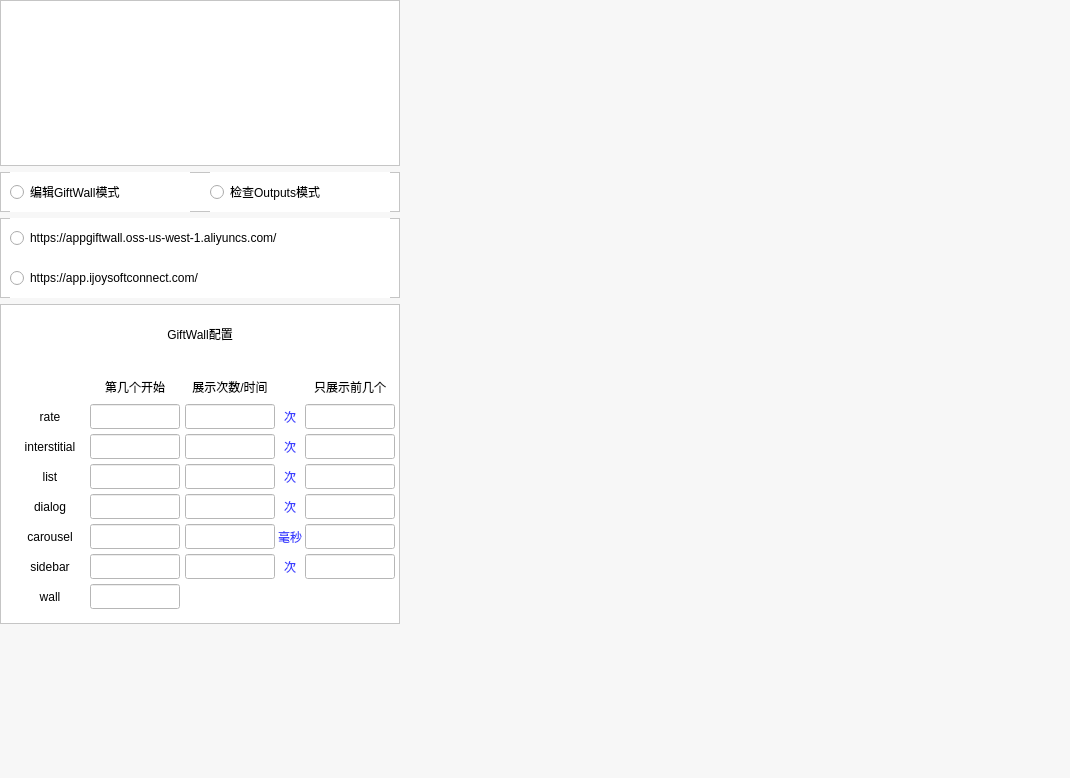
The window that app/edit_gift/gui/edit_gift_ui.ui (WanKaKa/IjsGiftWall) describes before a commit, drawn with Qt 5.
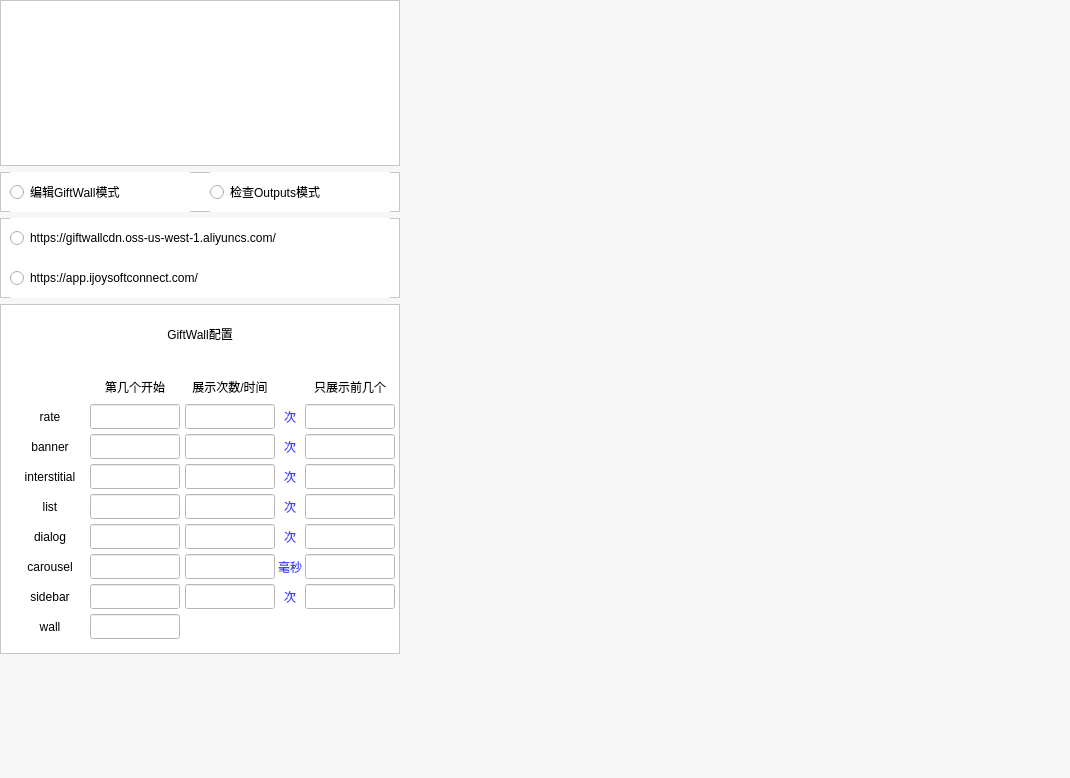
The same window after the commit.

```diff
--- a/app/edit_gift/gui/edit_gift_ui.ui
+++ b/app/edit_gift/gui/edit_gift_ui.ui
@@ -183,7 +183,7 @@
 color: rgb(0, 0, 0);</string>
           </property>
           <property name="text">
-           <string>https://appgiftwall.oss-us-west-1.aliyuncs.com/</string>
+           <string>https://giftwallcdn.oss-us-west-1.aliyuncs.com/</string>
           </property>
          </widget>
          <widget class="QRadioButton" name="server_url_2">
@@ -216,13 +216,13 @@
          <property name="minimumSize">
           <size>
            <width>400</width>
-           <height>320</height>
+           <height>350</height>
           </size>
          </property>
          <property name="maximumSize">
           <size>
            <width>400</width>
-           <height>320</height>
+           <height>350</height>
           </size>
          </property>
          <property name="styleSheet">
@@ -238,7 +238,7 @@
           <property name="geometry">
            <rect>
             <x>305</x>
-            <y>190</y>
+            <y>220</y>
             <width>90</width>
             <height>25</height>
            </rect>
@@ -256,7 +256,7 @@
           <property name="geometry">
            <rect>
             <x>275</x>
-            <y>160</y>
+            <y>190</y>
             <width>30</width>
             <height>25</height>
            </rect>
@@ -276,7 +276,7 @@
           <property name="geometry">
            <rect>
             <x>305</x>
-            <y>160</y>
+            <y>190</y>
             <width>90</width>
             <height>25</height>
            </rect>
@@ -294,7 +294,7 @@
           <property name="geometry">
            <rect>
             <x>275</x>
-            <y>130</y>
+            <y>160</y>
             <width>30</width>
             <height>25</height>
            </rect>
@@ -314,7 +314,7 @@
           <property name="geometry">
            <rect>
             <x>10</x>
-            <y>190</y>
+            <y>220</y>
             <width>80</width>
             <height>25</height>
            </rect>
@@ -334,7 +334,7 @@
           <property name="geometry">
            <rect>
             <x>90</x>
-            <y>190</y>
+            <y>220</y>
             <width>90</width>
             <height>25</height>
            </rect>
@@ -352,7 +352,7 @@
           <property name="geometry">
            <rect>
             <x>90</x>
-            <y>130</y>
+            <y>160</y>
             <width>90</width>
             <height>25</height>
            </rect>
@@ -370,7 +370,7 @@
           <property name="geometry">
            <rect>
             <x>185</x>
-            <y>250</y>
+            <y>280</y>
             <width>90</width>
             <height>25</height>
            </rect>
@@ -428,7 +428,7 @@
           <property name="geometry">
            <rect>
             <x>275</x>
-            <y>190</y>
+            <y>220</y>
             <width>30</width>
             <height>25</height>
            </rect>
@@ -448,7 +448,7 @@
           <property name="geometry">
            <rect>
             <x>305</x>
-            <y>250</y>
+            <y>280</y>
             <width>90</width>
             <height>25</height>
            </rect>
@@ -466,7 +466,7 @@
           <property name="geometry">
            <rect>
             <x>10</x>
-            <y>220</y>
+            <y>250</y>
             <width>80</width>
             <height>25</height>
            </rect>
@@ -506,7 +506,7 @@
           <property name="geometry">
            <rect>
             <x>275</x>
-            <y>220</y>
+            <y>250</y>
             <width>30</width>
             <height>25</height>
            </rect>
@@ -526,7 +526,7 @@
           <property name="geometry">
            <rect>
             <x>185</x>
-            <y>130</y>
+            <y>160</y>
             <width>90</width>
             <height>25</height>
            </rect>
@@ -562,7 +562,7 @@
           <property name="geometry">
            <rect>
             <x>185</x>
-            <y>160</y>
+            <y>190</y>
             <width>90</width>
             <height>25</height>
            </rect>
@@ -580,7 +580,7 @@
           <property name="geometry">
            <rect>
             <x>10</x>
-            <y>250</y>
+            <y>280</y>
             <width>80</width>
             <height>25</height>
            </rect>
@@ -600,7 +600,7 @@
           <property name="geometry">
            <rect>
             <x>185</x>
-            <y>220</y>
+            <y>250</y>
             <width>90</width>
             <height>25</height>
            </rect>
@@ -636,7 +636,7 @@
           <property name="geometry">
            <rect>
             <x>10</x>
-            <y>160</y>
+            <y>190</y>
             <width>80</width>
             <height>25</height>
            </rect>
@@ -656,7 +656,7 @@
           <property name="geometry">
            <rect>
             <x>90</x>
-            <y>280</y>
+            <y>310</y>
             <width>90</width>
             <height>25</height>
            </rect>
@@ -674,7 +674,7 @@
           <property name="geometry">
            <rect>
             <x>185</x>
-            <y>190</y>
+            <y>220</y>
             <width>90</width>
             <height>25</height>
            </rect>
@@ -692,7 +692,7 @@
           <property name="geometry">
            <rect>
             <x>275</x>
-            <y>250</y>
+            <y>280</y>
             <width>30</width>
             <height>25</height>
            </rect>
@@ -730,7 +730,7 @@
           <property name="geometry">
            <rect>
             <x>90</x>
-            <y>160</y>
+            <y>190</y>
             <width>90</width>
             <height>25</height>
            </rect>
@@ -748,7 +748,7 @@
           <property name="geometry">
            <rect>
             <x>10</x>
-            <y>280</y>
+            <y>310</y>
             <width>80</width>
             <height>25</height>
            </rect>
@@ -808,7 +808,7 @@
           <property name="geometry">
            <rect>
             <x>90</x>
-            <y>220</y>
+            <y>250</y>
             <width>90</width>
             <height>25</height>
            </rect>
@@ -826,7 +826,7 @@
           <property name="geometry">
            <rect>
             <x>10</x>
-            <y>130</y>
+            <y>160</y>
             <width>80</width>
             <height>25</height>
            </rect>
@@ -846,7 +846,7 @@
           <property name="geometry">
            <rect>
             <x>90</x>
-            <y>250</y>
+            <y>280</y>
             <width>90</width>
             <height>25</height>
            </rect>
@@ -864,7 +864,7 @@
           <property name="geometry">
            <rect>
             <x>305</x>
-            <y>220</y>
+            <y>250</y>
             <width>90</width>
             <height>25</height>
            </rect>
@@ -882,7 +882,7 @@
           <property name="geometry">
            <rect>
             <x>305</x>
-            <y>130</y>
+            <y>160</y>
             <width>90</width>
             <height>25</height>
            </rect>
@@ -915,6 +915,100 @@
            <set>Qt::AlignCenter</set>
           </property>
          </widget>
+         <widget class="QLabel" name="banner_title">
+          <property name="geometry">
+           <rect>
+            <x>10</x>
+            <y>130</y>
+            <width>80</width>
+            <height>25</height>
+           </rect>
+          </property>
+          <property name="styleSheet">
+           <string notr="true">font: 10pt &quot;微软雅黑&quot;;
+background-color: rgb(255, 255, 255);</string>
+          </property>
+          <property name="text">
+           <string>banner</string>
+          </property>
+          <property name="alignment">
+           <set>Qt::AlignCenter</set>
+          </property>
+         </widget>
+         <widget class="QLineEdit" name="banner_index">
+          <property name="geometry">
+           <rect>
+            <x>90</x>
+            <y>130</y>
+            <width>90</width>
+            <height>25</height>
+           </rect>
+          </property>
+          <property name="styleSheet">
+           <string notr="true">background-color: rgb(255, 255, 255);
+font: 75 12pt &quot;微软雅黑&quot;;
+color: rgb(57, 61, 255);</string>
+          </property>
+          <property name="alignment">
+           <set>Qt::AlignCenter</set>
+          </property>
+         </widget>
+         <widget class="QLineEdit" name="banner_count">
+          <property name="geometry">
+           <rect>
+            <x>185</x>
+            <y>130</y>
+            <width>90</width>
+            <height>25</height>
+           </rect>
+          </property>
+          <property name="styleSheet">
+           <string notr="true">background-color: rgb(255, 255, 255);
+font: 75 12pt &quot;微软雅黑&quot;;
+color: rgb(57, 61, 255);</string>
+          </property>
+          <property name="alignment">
+           <set>Qt::AlignCenter</set>
+          </property>
+         </widget>
+         <widget class="QLineEdit" name="banner_limit">
+          <property name="geometry">
+           <rect>
+            <x>305</x>
+            <y>130</y>
+            <width>90</width>
+            <height>25</height>
+           </rect>
+          </property>
+          <property name="styleSheet">
+           <string notr="true">background-color: rgb(255, 255, 255);
+font: 75 12pt &quot;微软雅黑&quot;;
+color: rgb(57, 61, 255);</string>
+          </property>
+          <property name="alignment">
+           <set>Qt::AlignCenter</set>
+          </property>
+         </widget>
+         <widget class="QLabel" name="label_10">
+          <property name="geometry">
+           <rect>
+            <x>275</x>
+            <y>130</y>
+            <width>30</width>
+            <height>25</height>
+           </rect>
+          </property>
+          <property name="styleSheet">
+           <string notr="true">font: 8pt &quot;微软雅黑&quot;;
+color: rgb(57, 61, 255);</string>
+          </property>
+          <property name="text">
+           <string>次</string>
+          </property>
+          <property name="alignment">
+           <set>Qt::AlignCenter</set>
+          </property>
+         </widget>
         </widget>
        </item>
        <item>
```
